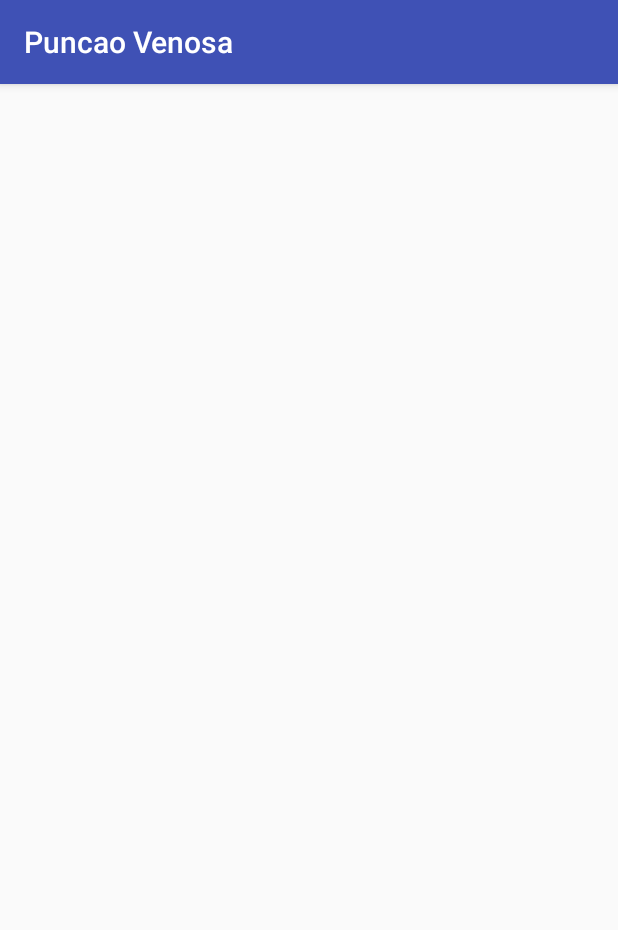
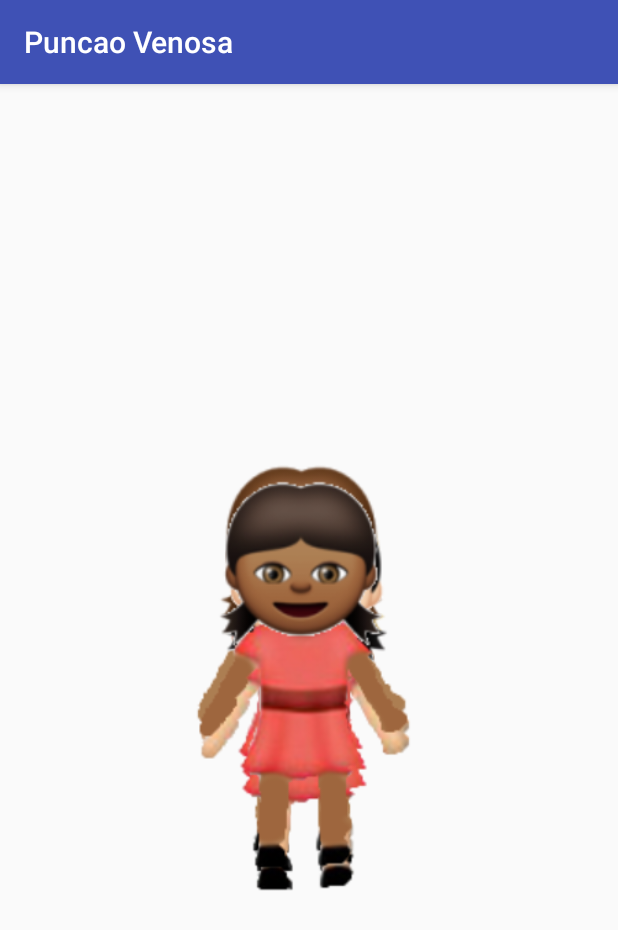
Before and after one commit to gabicfa/venipuncture-app, an Android app: the GameActivity screen opened directly, with no data from a screen before it, on a phone screen of 412 x 824 dp. Shown: the top 930 px of the screen. Run offline under Robolectric (Android 15) with nearby library versions, the phone set to English and light mode, and no system bars.

Commit message:
Estou definindo os corpos das crianças

```diff
--- a/app/src/main/res/layout/activity_game.xml
+++ b/app/src/main/res/layout/activity_game.xml
@@ -9,4 +9,28 @@
     android:paddingTop="@dimen/activity_vertical_margin"
     tools:context="br.edu.insper.puncaovenosa.GameActivity">
 
+    <ImageView
+        android:layout_width="match_parent"
+        android:layout_height="match_parent"
+        android:id="@+id/blonde_girl_body"
+        android:src="@drawable/meninaloiracorpo"/>
+
+    <ImageView
+        android:layout_width="match_parent"
+        android:layout_height="match_parent"
+        android:id="@+id/brunette_girl1_body"
+        android:src="@drawable/meninamorena1corpo"/>
+
+    <ImageView
+        android:layout_width="match_parent"
+        android:layout_height="match_parent"
+        android:id="@+id/brunette_girl_body"
+        android:src="@drawable/meninamorenacorpo"/>
+
+    <ImageView
+        android:layout_width="match_parent"
+        android:layout_height="match_parent"
+        android:src="@drawable/meninamorena2corpo"
+        android:id="@+id/brunette_girl2_body"/>
+
 </RelativeLayout>
```
